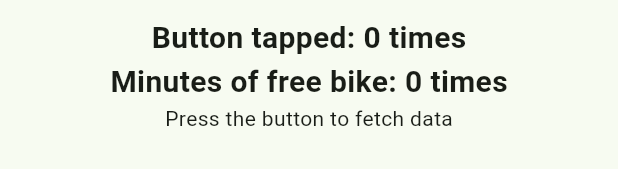
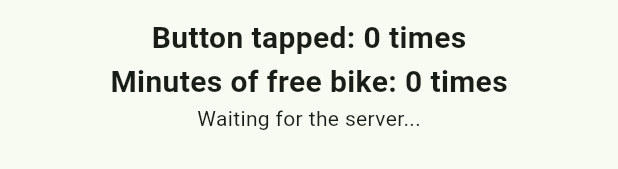
Before and after one commit to JamesRenn-ie/BrisHack25, a Flutter app: the SettingsPage widget shown alone on an empty page, opened directly, on a phone screen of 412 x 824 dp. Shown: the part 585-754 px from the top of the screen. Run offline on Flutter 3.47's test engine with Material 3 defaults, Android fonts, the light colour scheme and no system bars; our stand-ins replace flutter_bloc, flutter_map, geolocator, latlong2, shared_preferences; missing offline and left inert: dart:ffi; accounts and stored records are empty; network calls fail.

Commit message:
Removed the fetch data button as it does nothign

```diff
--- a/EcoBike/lib/settingsPage.dart
+++ b/EcoBike/lib/settingsPage.dart
@@ -104,7 +104,7 @@ class _SettingsPageState extends State<SettingsPage> {
           BlocBuilder<BackendBloc, String>(
             builder: (context, state) {
               if (state.isEmpty) {
-                return Text("Press the button to fetch data");
+                return Text("Waiting for the server...");
               }
               else{
                 int currentState = jsonDecode(state)['predictions'];
@@ -135,6 +135,13 @@ class _SettingsPageState extends State<SettingsPage> {
               }
             },
           ),
+          // const SizedBox(height: 20),
+          // ElevatedButton(
+          //   onPressed: () {
+          //     context.read<BackendBloc>().fetchData();
+          //   },
+          //   child: Text("Fetch Data"),
+          // ),
 
         ],
       ),
```
